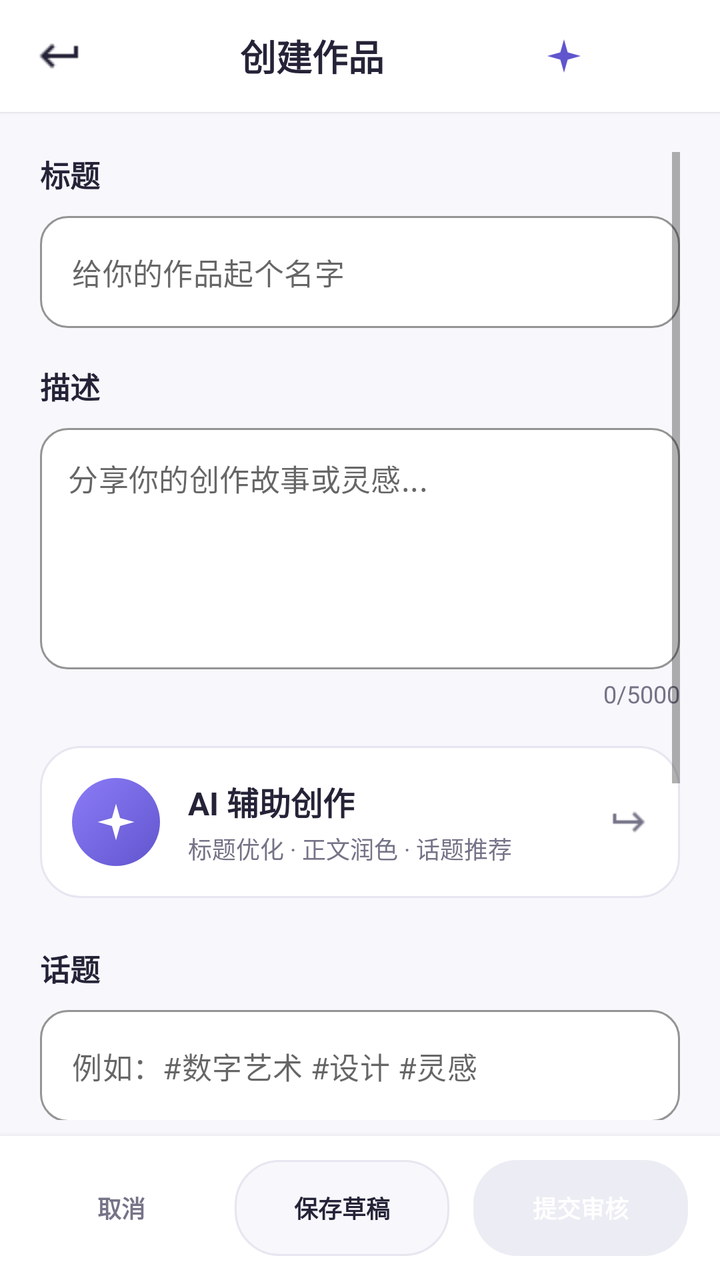
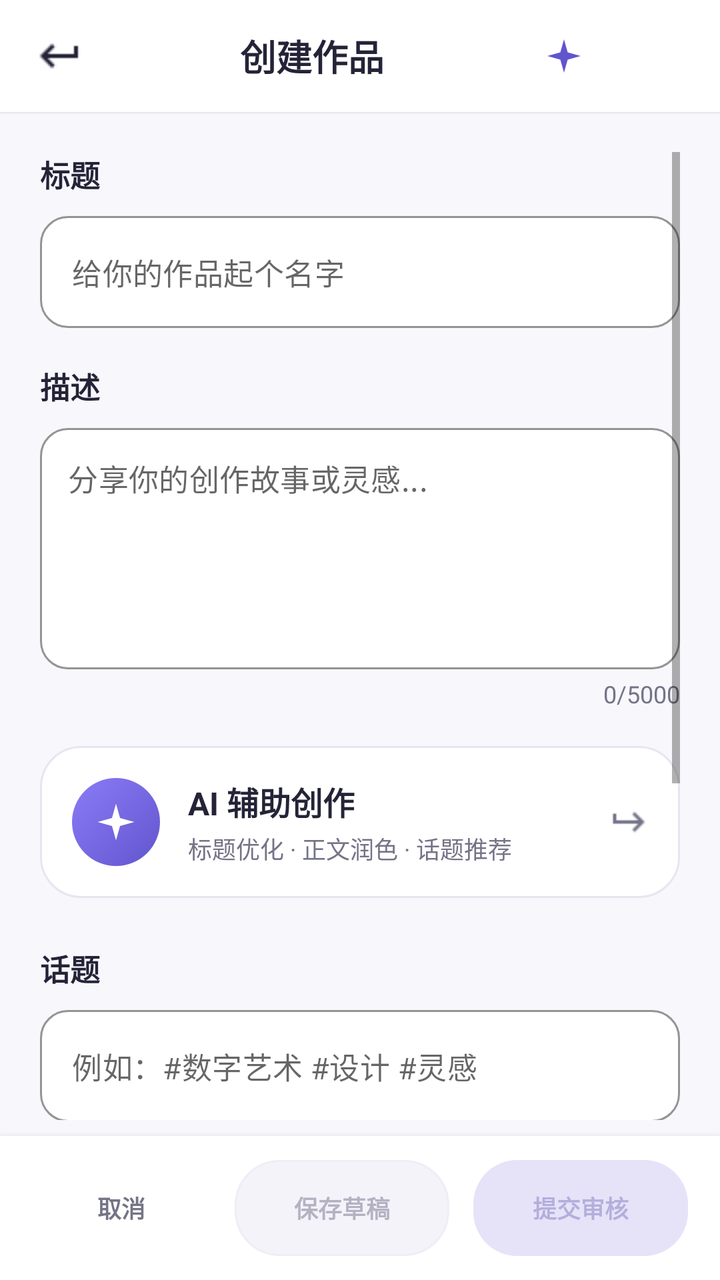

The first picture is an Android layout as it rendered before a commit; the second is the same layout after the commit. The layout source and the unified diff follow.
<!-- AndroidManifest.xml: activity theme Theme.Detail -->
<!-- res/layout/activity_create_work.xml -->
<?xml version="1.0" encoding="utf-8"?>
<LinearLayout xmlns:android="http://schemas.android.com/apk/res/android"
    xmlns:app="http://schemas.android.com/apk/res-auto"
    android:layout_width="match_parent"
    android:layout_height="match_parent"
    android:orientation="vertical"
    android:background="@color/profile_bg">

    
    <LinearLayout
        android:layout_width="match_parent"
        android:layout_height="56dp"
        android:orientation="horizontal"
        android:gravity="center_vertical"
        android:background="@color/profile_surface"
        android:elevation="1dp">

        <ImageView
            android:id="@+id/btn_back"
            android:layout_width="44dp"
            android:layout_height="44dp"
            android:layout_marginStart="8dp"
            android:padding="10dp"
            android:src="@drawable/ic_arrow_back"
            android:contentDescription="@string/back"
            android:background="?attr/selectableItemBackgroundBorderless"
            app:tint="@color/profile_ink" />

        <TextView
            android:id="@+id/create_title"
            android:layout_width="0dp"
            android:layout_height="wrap_content"
            android:layout_weight="1"
            android:text="创建作品"
            android:textSize="18sp"
            android:textStyle="bold"
            android:textColor="@color/profile_ink"
            android:gravity="center" />

        <ImageButton
            android:id="@+id/copilot_entry"
            android:layout_width="44dp"
            android:layout_height="44dp"
            android:layout_marginEnd="4dp"
            android:background="?attr/selectableItemBackgroundBorderless"
            android:contentDescription="@string/copilot_title"
            android:padding="10dp"
            android:src="@drawable/ic_sparkle"
            android:tint="@color/profile_accent" />
        
        <View
            android:layout_width="44dp"
            android:layout_height="44dp"
            android:layout_marginEnd="8dp" />
    </LinearLayout>

    <ScrollView
        android:layout_width="match_parent"
        android:layout_height="0dp"
        android:layout_weight="1"
        android:paddingHorizontal="20dp"
        android:paddingTop="20dp"
        android:paddingBottom="8dp">

        <LinearLayout
            android:layout_width="match_parent"
            android:layout_height="wrap_content"
            android:orientation="vertical">

            
            <TextView
                android:layout_width="match_parent"
                android:layout_height="wrap_content"
                android:text="标题"
                android:textSize="15sp"
                android:textColor="@color/profile_ink"
                android:textStyle="bold"
                android:layout_marginBottom="10dp" />

            <com.google.android.material.textfield.TextInputLayout
                android:layout_width="match_parent"
                android:layout_height="wrap_content"
                android:layout_marginBottom="18dp"
                style="@style/Widget.MaterialComponents.TextInputLayout.OutlinedBox"
                app:hintEnabled="false"
                app:boxBackgroundColor="@color/profile_surface"
                app:boxStrokeColor="@color/profile_border"
                app:boxStrokeWidth="1dp"
                app:boxCornerRadiusTopStart="14dp"
                app:boxCornerRadiusTopEnd="14dp"
                app:boxCornerRadiusBottomStart="14dp"
                app:boxCornerRadiusBottomEnd="14dp">

                <com.google.android.material.textfield.TextInputEditText
                    android:id="@+id/et_title"
                    android:layout_width="match_parent"
                    android:layout_height="wrap_content"
                    android:hint="给你的作品起个名字"
                    android:textColor="@color/profile_ink"
                    android:textSize="15sp"
                    android:maxLines="1"
                    android:singleLine="true" />
            </com.google.android.material.textfield.TextInputLayout>

            
            <TextView
                android:layout_width="match_parent"
                android:layout_height="wrap_content"
                android:text="描述"
                android:textSize="15sp"
                android:textColor="@color/profile_ink"
                android:textStyle="bold"
                android:layout_marginBottom="10dp" />

            <com.google.android.material.textfield.TextInputLayout
                android:layout_width="match_parent"
                android:layout_height="wrap_content"
                style="@style/Widget.MaterialComponents.TextInputLayout.OutlinedBox"
                app:hintEnabled="false"
                app:boxBackgroundColor="@color/profile_surface"
                app:boxStrokeColor="@color/profile_border"
                app:boxStrokeWidth="1dp"
                app:boxCornerRadiusTopStart="14dp"
                app:boxCornerRadiusTopEnd="14dp"
                app:boxCornerRadiusBottomStart="14dp"
                app:boxCornerRadiusBottomEnd="14dp">

                <com.google.android.material.textfield.TextInputEditText
                    android:id="@+id/et_description"
                    android:layout_width="match_parent"
                    android:layout_height="wrap_content"
                    android:minLines="5"
                    android:hint="分享你的创作故事或灵感..."
                    android:textColor="@color/profile_ink"
                    android:textSize="15sp"
                    android:gravity="top"
                    android:padding="14dp"
                    android:inputType="textMultiLine" />
            </com.google.android.material.textfield.TextInputLayout>

            
            <TextView
                android:id="@+id/tv_char_count"
                android:layout_width="match_parent"
                android:layout_height="wrap_content"
                android:text="0/5000"
                android:textSize="12sp"
                android:textColor="@color/profile_muted"
                android:gravity="end"
                android:layout_marginTop="4dp"
                android:layout_marginBottom="18dp" />

            <TextView
                android:id="@+id/creation_status"
                android:layout_width="match_parent"
                android:layout_height="wrap_content"
                android:padding="12dp"
                android:accessibilityLiveRegion="polite"
                android:textColor="@color/profile_muted"
                android:visibility="gone" />

            
            <LinearLayout
                android:id="@+id/creation_assist"
                android:layout_width="match_parent"
                android:layout_height="wrap_content"
                android:orientation="horizontal"
                android:gravity="center_vertical"
                android:background="@drawable/bg_ai_entry_card"
                android:foreground="?attr/selectableItemBackground"
                android:clickable="true"
                android:focusable="true"
                android:padding="16dp">

                <FrameLayout
                    android:layout_width="44dp"
                    android:layout_height="44dp"
                    android:background="@drawable/bg_ai_icon_circle">

                    <ImageView
                        android:layout_width="22dp"
                        android:layout_height="22dp"
                        android:layout_gravity="center"
                        android:src="@drawable/ic_sparkle"
                        android:contentDescription="@string/ai_creation_title" />
                </FrameLayout>

                <LinearLayout
                    android:layout_width="0dp"
                    android:layout_height="wrap_content"
                    android:layout_weight="1"
                    android:orientation="vertical"
                    android:layout_marginStart="14dp">

                    <TextView
                        android:layout_width="wrap_content"
                        android:layout_height="wrap_content"
                        android:text="@string/ai_creation_title"
                        android:textSize="16sp"
                        android:textStyle="bold"
                        android:textColor="@color/profile_ink" />

                    <TextView
                        android:layout_width="wrap_content"
                        android:layout_height="wrap_content"
                        android:layout_marginTop="3dp"
                        android:text="@string/ai_creation_entry_subtitle"
                        android:textSize="12sp"
                        android:textColor="@color/profile_muted" />
                </LinearLayout>

                <ImageView
                    android:layout_width="20dp"
                    android:layout_height="20dp"
                    android:rotationY="180"
                    android:src="@drawable/ic_arrow_back"
                    app:tint="@color/profile_muted"
                    android:contentDescription="@string/back" />
            </LinearLayout>

            <TextView
                android:id="@+id/creation_assist_status"
                android:layout_width="match_parent"
                android:layout_height="wrap_content"
                android:layout_marginTop="10dp"
                android:paddingStart="14dp"
                android:paddingEnd="14dp"
                android:paddingTop="10dp"
                android:paddingBottom="10dp"
                android:background="@drawable/bg_status_soft"
                android:accessibilityLiveRegion="polite"
                android:textSize="12sp"
                android:textColor="@color/profile_accent"
                android:visibility="gone" />

            
            <TextView
                android:id="@+id/creation_assist_stream"
                android:layout_width="match_parent"
                android:layout_height="wrap_content"
                android:layout_marginTop="8dp"
                android:padding="12dp"
                android:background="@drawable/edittext_rounded_bg"
                android:textSize="14sp"
                android:textColor="@color/profile_ink"
                android:lineSpacingExtra="4dp"
                android:visibility="gone" />

            
            <LinearLayout
                android:layout_width="match_parent"
                android:layout_height="wrap_content"
                android:layout_marginTop="6dp"
                android:layout_marginBottom="18dp"
                android:orientation="horizontal">

                <Button
                    android:id="@+id/creation_assist_refine"
                    android:layout_width="0dp"
                    android:layout_height="40dp"
                    android:layout_weight="1"
                    android:background="@android:color/transparent"
                    android:text="继续修改"
                    android:textAllCaps="false"
                    android:textColor="@color/profile_accent"
                    android:textSize="12sp"
                    android:textStyle="bold"
                    android:visibility="gone" />

                <Button
                    android:id="@+id/creation_retry"
                    android:layout_width="0dp"
                    android:layout_height="40dp"
                    android:layout_weight="1"
                    android:background="@android:color/transparent"
                    android:text="@string/creation_retry_read"
                    android:textAllCaps="false"
                    android:textColor="@color/profile_accent"
                    android:textSize="12sp"
                    android:textStyle="bold"
                    android:visibility="gone" />

                <Button
                    android:id="@+id/creation_my_works"
                    android:layout_width="0dp"
                    android:layout_height="40dp"
                    android:layout_weight="1"
                    android:background="@android:color/transparent"
                    android:text="@string/creation_check_my_works"
                    android:textAllCaps="false"
                    android:textColor="@color/profile_accent"
                    android:textSize="12sp"
                    android:textStyle="bold"
                    android:visibility="gone" />

                <Button
                    android:id="@+id/creation_assist_cancel"
                    android:layout_width="0dp"
                    android:layout_height="40dp"
                    android:layout_weight="1"
                    android:background="@android:color/transparent"
                    android:text="停止生成"
                    android:textAllCaps="false"
                    android:textColor="@color/profile_muted"
                    android:textSize="12sp"
                    android:visibility="gone" />
            <com.google.android.material.button.MaterialButton
                android:id="@+id/creation_assist_undo"
                style="@style/Widget.MaterialComponents.Button.TextButton"
                android:layout_width="wrap_content" android:layout_height="wrap_content"
                android:text="@string/ai_creation_undo" android:visibility="gone" />
            </LinearLayout>

            
            <TextView
                android:layout_width="match_parent"
                android:layout_height="wrap_content"
                android:text="话题"
                android:textSize="15sp"
                android:textColor="@color/profile_ink"
                android:textStyle="bold"
                android:layout_marginBottom="10dp" />

            <com.google.android.material.textfield.TextInputLayout
                android:layout_width="match_parent"
                android:layout_height="wrap_content"
                android:layout_marginBottom="18dp"
                style="@style/Widget.MaterialComponents.TextInputLayout.OutlinedBox"
                app:hintEnabled="false"
                app:boxBackgroundColor="@color/profile_surface"
                app:boxStrokeColor="@color/profile_border"
                app:boxStrokeWidth="1dp"
                app:boxCornerRadiusTopStart="14dp"
                app:boxCornerRadiusTopEnd="14dp"
                app:boxCornerRadiusBottomStart="14dp"
                app:boxCornerRadiusBottomEnd="14dp">

                <com.google.android.material.textfield.TextInputEditText
                    android:id="@+id/et_hashtags"
                    android:layout_width="match_parent"
                    android:layout_height="wrap_content"
                    android:hint="例如：#数字艺术 #设计 #灵感"
                    android:textColor="@color/profile_ink"
                    android:textSize="15sp"
                    android:maxLines="2" />
            </com.google.android.material.textfield.TextInputLayout>

            
            <TextView
                android:layout_width="match_parent"
                android:layout_height="wrap_content"
                android:text="添加媒体"
                android:textSize="15sp"
                android:textColor="@color/profile_ink"
                android:textStyle="bold"
                android:layout_marginBottom="10dp" />

            <LinearLayout
                android:layout_width="match_parent"
                android:layout_height="wrap_content"
                android:orientation="horizontal"
                android:layout_marginBottom="12dp">

                <com.google.android.material.button.MaterialButton
                    android:id="@+id/btn_add_image"
                    android:layout_width="0dp"
                    android:layout_height="74dp"
                    android:layout_weight="1"
                    android:layout_marginEnd="8dp"
                    style="@style/Widget.MaterialComponents.Button.OutlinedButton"
                    android:background="@drawable/bg_add_media_tile"
                    app:backgroundTint="@null"
                    app:icon="@drawable/plus"
                    app:iconTint="@color/profile_accent"
                    android:text="添加图片"
                    android:textAllCaps="false"
                    android:textColor="@color/profile_accent"
                    android:textSize="14sp"
                    android:textStyle="bold" />

                <com.google.android.material.button.MaterialButton
                    android:id="@+id/btn_add_video"
                    android:layout_width="0dp"
                    android:layout_height="74dp"
                    android:layout_weight="1"
                    android:layout_marginStart="8dp"
                    style="@style/Widget.MaterialComponents.Button.OutlinedButton"
                    android:background="@drawable/bg_add_media_tile"
                    app:backgroundTint="@null"
                    app:icon="@drawable/plus"
                    app:iconTint="@color/profile_accent"
                    android:text="添加视频"
                    android:textAllCaps="false"
                    android:textColor="@color/profile_accent"
                    android:textSize="14sp"
                    android:textStyle="bold" />
            </LinearLayout>

            
            <LinearLayout
                android:id="@+id/media_preview_container"
                android:layout_width="match_parent"
                android:layout_height="wrap_content"
                android:orientation="horizontal"
                android:layout_marginBottom="6dp"
                android:minHeight="96dp" />

            
            <TextView
                android:id="@+id/tv_media_count"
                android:layout_width="match_parent"
                android:layout_height="wrap_content"
                android:text="0 张图片"
                android:textSize="12sp"
                android:textColor="@color/profile_muted"
                android:layout_marginBottom="24dp" />
        </LinearLayout>
    </ScrollView>

    
    <LinearLayout
        android:layout_width="match_parent"
        android:layout_height="wrap_content"
        android:orientation="horizontal"
        android:gravity="center_vertical"
        android:background="@color/profile_surface"
        android:elevation="6dp"
        android:paddingHorizontal="16dp"
        android:paddingVertical="12dp">

        <Button
            android:id="@+id/btn_cancel"
            android:layout_width="0dp"
            android:layout_height="48dp"
            android:layout_weight="1"
            android:layout_marginEnd="8dp"
            android:background="@android:color/transparent"
            android:text="取消"
            android:textAllCaps="false"
            android:textColor="@color/profile_muted"
            android:textSize="12sp"
            android:textStyle="bold"
            android:maxLines="1"
            android:minWidth="0dp"
            android:paddingHorizontal="6dp"
            android:autoSizeTextType="uniform"
            android:autoSizeMinTextSize="9sp"
            android:autoSizeMaxTextSize="12sp"
            android:autoSizeStepGranularity="1sp" />

        <Button
            android:id="@+id/btn_save"
            android:layout_width="0dp"
            android:layout_height="48dp"
            android:layout_weight="1.2"
            android:layout_marginHorizontal="4dp"
            android:background="@drawable/bg_button_secondary"
            app:backgroundTint="@null"
            android:text="保存草稿"
            android:textAllCaps="false"
            android:textColor="@color/profile_ink"
            android:textSize="12sp"
            android:textStyle="bold"
            android:maxLines="1"
            android:minWidth="0dp"
            android:paddingHorizontal="6dp"
            android:autoSizeTextType="uniform"
            android:autoSizeMinTextSize="9sp"
            android:autoSizeMaxTextSize="12sp"
            android:autoSizeStepGranularity="1sp"
            android:enabled="false" />

        <Button
            android:id="@+id/btn_publish"
            android:layout_width="0dp"
            android:layout_height="48dp"
            android:layout_weight="1.2"
            android:layout_marginStart="8dp"
            android:background="@drawable/bg_button_primary"
            app:backgroundTint="@null"
            android:text="提交审核"
            android:textAllCaps="false"
            android:textColor="@android:color/white"
            android:textSize="12sp"
            android:textStyle="bold"
            android:maxLines="1"
            android:minWidth="0dp"
            android:paddingHorizontal="6dp"
            android:autoSizeTextType="uniform"
            android:autoSizeMinTextSize="9sp"
            android:autoSizeMaxTextSize="12sp"
            android:autoSizeStepGranularity="1sp"
            android:enabled="false" />
    </LinearLayout>
</LinearLayout>
<!-- resources referenced by this layout -->
<resources>
  <color name="profile_accent">#6155CE</color>
  <color name="profile_bg">#F7F7FC</color>
  <color name="profile_border">#E7E6F0</color>
  <color name="profile_ink">#242337</color>
  <color name="profile_muted">#747387</color>
  <color name="profile_surface">#FFFFFF</color>
  <!-- drawable bg_ai_entry_card (drawable) -->
  <?xml version="1.0" encoding="utf-8"?>
  <shape xmlns:android="http://schemas.android.com/apk/res/android"
      android:shape="rectangle">
      <solid android:color="@color/profile_surface" />
      <stroke android:width="1dp" android:color="@color/profile_border" />
      <corners android:radius="20dp" />
  </shape>
  <!-- drawable bg_ai_icon_circle (drawable) -->
  <?xml version="1.0" encoding="utf-8"?>
  <shape xmlns:android="http://schemas.android.com/apk/res/android"
      android:shape="oval">
      <gradient
          android:startColor="@color/profile_accent"
          android:endColor="#8B7CF6"
          android:angle="135" />
  </shape>
  <!-- drawable bg_button_primary (drawable) -->
  <?xml version="1.0" encoding="utf-8"?>
  <selector xmlns:android="http://schemas.android.com/apk/res/android">
      <item android:state_enabled="true">
          <shape android:shape="rectangle">
              <solid android:color="@color/deep_blue" />
              <corners android:radius="@dimen/radius_pill" />
          </shape>
      </item>
      <item android:state_enabled="false">
          <shape android:shape="rectangle">
              <solid android:color="@color/placeholder_base" />
              <corners android:radius="@dimen/radius_pill" />
          </shape>
      </item>
  </selector>
  <!-- drawable bg_button_secondary (drawable) -->
  <?xml version="1.0" encoding="utf-8"?>
  <selector xmlns:android="http://schemas.android.com/apk/res/android">
      <item android:state_enabled="true">
          <shape android:shape="rectangle">
              <solid android:color="@color/profile_surface" />
              <stroke android:width="1dp" android:color="@color/profile_border" />
              <corners android:radius="@dimen/radius_pill" />
          </shape>
      </item>
      <item android:state_enabled="false">
          <shape android:shape="rectangle">
              <solid android:color="@color/profile_bg" />
              <stroke android:width="1dp" android:color="@color/profile_border" />
              <corners android:radius="@dimen/radius_pill" />
          </shape>
      </item>
  </selector>
  <!-- drawable bg_status_soft (drawable) -->
  <?xml version="1.0" encoding="utf-8"?>
  <shape xmlns:android="http://schemas.android.com/apk/res/android"
      android:shape="rectangle">
      <solid android:color="@color/profile_soft" />
      <corners android:radius="12dp" />
  </shape>
  <!-- drawable edittext_rounded_bg (drawable) -->
  <?xml version="1.0" encoding="utf-8"?>
  <shape xmlns:android="http://schemas.android.com/apk/res/android"
      android:shape="rectangle">
      <solid android:color="@color/gray_100" />
      <corners android:radius="16dp" /> 
      <stroke
          android:width="1dp"
          android:color="@color/gray_300" />
  </shape>
  <string name="ai_creation_entry_subtitle">标题优化 · 正文润色 · 话题推荐</string>
  <string name="ai_creation_title">AI 辅助创作</string>
  <string name="ai_creation_undo">撤销本次采纳</string>
  <string name="back">返回</string>
  <string name="copilot_title">AI 助手</string>
  <string name="creation_check_my_works">查看我的作品</string>
  <string name="creation_retry_read">重新核对作品状态</string>
  <color name="deep_blue">#FF0D47A1</color>
  <dimen name="radius_pill">22dp</dimen>
  <color name="placeholder_base">#FFECECF4</color>
  <color name="profile_soft">#EFEDFF</color>
  <color name="gray_100">#FFF5F5F5</color>
  <color name="gray_300">#FFE0E0E0</color>
  <color name="white">#FFFFFFFF</color>
  <!-- unchanged entries left out for length: 5 -->
</resources>

<!-- the commit's change to res/layout/activity_create_work.xml (unified diff, before → after) -->
@@ -437,7 +437,7 @@
             android:background="@android:color/transparent"
             android:text="取消"
             android:textAllCaps="false"
-            android:textColor="@color/profile_muted"
+            android:textColor="@color/btn_ghost_text"
             android:textSize="12sp"
             android:textStyle="bold"
             android:maxLines="1"
@@ -458,7 +458,7 @@
             app:backgroundTint="@null"
             android:text="保存草稿"
             android:textAllCaps="false"
-            android:textColor="@color/profile_ink"
+            android:textColor="@color/btn_secondary_text"
             android:textSize="12sp"
             android:textStyle="bold"
             android:maxLines="1"
@@ -480,7 +480,7 @@
             app:backgroundTint="@null"
             android:text="提交审核"
             android:textAllCaps="false"
-            android:textColor="@android:color/white"
+            android:textColor="@color/btn_primary_text"
             android:textSize="12sp"
             android:textStyle="bold"
             android:maxLines="1"
<!-- resource entries referenced after the edit -->
@@ -28,13 +28,13 @@
   <selector xmlns:android="http://schemas.android.com/apk/res/android">
       <item android:state_enabled="true">
           <shape android:shape="rectangle">
-              <solid android:color="@color/deep_blue" />
+              <solid android:color="@color/profile_accent" />
               <corners android:radius="@dimen/radius_pill" />
           </shape>
       </item>
-      <item android:state_enabled="false">
+      <item>
           <shape android:shape="rectangle">
-              <solid android:color="@color/placeholder_base" />
+              <solid android:color="#E6E3F8" />
               <corners android:radius="@dimen/radius_pill" />
           </shape>
       </item>
@@ -49,10 +49,10 @@
               <corners android:radius="@dimen/radius_pill" />
           </shape>
       </item>
-      <item android:state_enabled="false">
+      <item>
           <shape android:shape="rectangle">
-              <solid android:color="@color/profile_bg" />
-              <stroke android:width="1dp" android:color="@color/profile_border" />
+              <solid android:color="#F4F3FA" />
+              <stroke android:width="1dp" android:color="#EFEEF7" />
               <corners android:radius="@dimen/radius_pill" />
           </shape>
       </item>
@@ -81,9 +81,7 @@
   <string name="copilot_title">AI 助手</string>
   <string name="creation_check_my_works">查看我的作品</string>
   <string name="creation_retry_read">重新核对作品状态</string>
-  <color name="deep_blue">#FF0D47A1</color>
   <dimen name="radius_pill">22dp</dimen>
-  <color name="placeholder_base">#FFECECF4</color>
   <color name="profile_soft">#EFEDFF</color>
   <color name="gray_100">#FFF5F5F5</color>
   <color name="gray_300">#FFE0E0E0</color>
